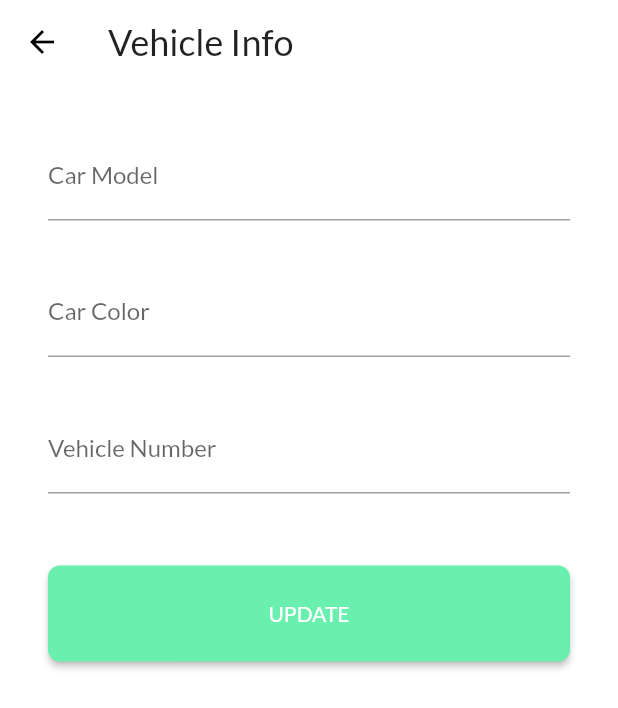
After one commit to kayzkenny/cabify_driver, a Flutter app: the VehicleInfoPage screen opened directly, on a phone screen of 412 x 824 dp. The commit adds this screen. Shown: the top 708 px of the screen. Run offline on Flutter 3.47's test engine with Material 2 defaults, Android fonts, the phone set to English and light mode, and no system bars; our stand-ins replace cloud_firestore, connectivity, firebase_auth, firebase_core, flutter_riverpod, geolocator and 2 more; accounts and stored records are empty.

Commit message:
build: vehicle info page

```diff
--- a/lib/models/user_data_model.dart
+++ b/lib/models/user_data_model.dart
@@ -1,17 +1,20 @@
+import 'package:cabify_driver/models/vehicle_model.dart';
+
 class UserData {
   final String uid;
   final String email;
   final String username;
   final String avatarURL;
   final String phoneNumber;
+  final Vehicle vehicleDetails;
 
-  UserData({
-    this.uid,
-    this.email,
-    this.username,
-    this.avatarURL,
-    this.phoneNumber,
-  });
+  UserData(
+      {this.uid,
+      this.email,
+      this.username,
+      this.avatarURL,
+      this.phoneNumber,
+      this.vehicleDetails});
 
   /// Convert userData to map such as a firestore document
   Map<String, dynamic> toMap() {
@@ -35,6 +38,9 @@ class UserData {
     final String username = data['username'];
     final String avatarURL = data['avatarURL'];
     final String phoneNumber = data['phoneNumber'];
+    final String vehicleColor = data['vehicleDetails']['color'];
+    final String vehicleModel = data['vehicleDetails']['model'];
+    final String vehicleNumber = data['vehicleDetails']['number'];
 
     return UserData(
       email: email,
@@ -42,6 +48,11 @@ class UserData {
       username: username ?? null,
       avatarURL: avatarURL ?? null,
       phoneNumber: phoneNumber ?? null,
+      vehicleDetails: Vehicle(
+        color: vehicleColor ?? null,
+        model: vehicleModel ?? null,
+        number: vehicleNumber ?? null,
+      ),
     );
   }
 }
--- /dev/null
+++ b/lib/models/vehicle_model.dart
@@ -0,0 +1,28 @@
+import 'package:flutter/foundation.dart';
+
+class Vehicle {
+  Vehicle({
+    @required this.model,
+    @required this.number,
+    @required this.color,
+  });
+  final String model;
+  final String number;
+  final String color;
+
+  /// Convert userData to map such as a firestore document
+  Map<String, Map<String, String>> toMap() {
+    // return {
+    //   'vehicleColor': model,
+    //   'vehicleModel': number,
+    //   'vehicleNumber': color,
+    // };
+    return {
+      'vehicleDetails': {
+        'model': model,
+        'number': number,
+        'color': color,
+      }
+    };
+  }
+}
--- /dev/null
+++ b/lib/pages/vehicle_info_page.dart
@@ -0,0 +1,126 @@
+import 'package:cabify_driver/models/vehicle_model.dart';
+import 'package:flutter/material.dart';
+import 'package:flutter_riverpod/flutter_riverpod.dart';
+import 'package:cabify_driver/models/user_data_model.dart';
+import 'package:cabify_driver/providers/database_provider.dart';
+
+class VehicleInfoPage extends StatefulWidget {
+  VehicleInfoPage({Key key}) : super(key: key);
+
+  @override
+  _VehicleInfoPageState createState() => _VehicleInfoPageState();
+}
+
+class _VehicleInfoPageState extends State<VehicleInfoPage> {
+  bool loading = false;
+  final _formKey = GlobalKey<FormState>();
+  final _scaffoldKey = new GlobalKey<ScaffoldState>();
+  final _vehicleModelController = TextEditingController();
+  final _vehicleColorController = TextEditingController();
+  final _vehicleNumberController = TextEditingController();
+
+  Future<void> updateUserData(Vehicle vehicle) async {
+    setState(() => loading = true);
+    await context.read(databaseProvider).setUserVehicle(vehicle: vehicle);
+    setState(() => loading = false);
+  }
+
+  void dispose() {
+    _vehicleModelController.dispose();
+    _vehicleColorController.dispose();
+    _vehicleNumberController.dispose();
+    super.dispose();
+  }
+
+  @override
+  Widget build(BuildContext context) {
+    return Scaffold(
+      key: _scaffoldKey,
+      appBar: AppBar(
+        title: Text(
+          'Vehicle Info',
+          style: Theme.of(context).textTheme.headline5,
+        ),
+        backgroundColor: Colors.white,
+        elevation: 0.0,
+      ),
+      backgroundColor: Colors.white,
+      body: SafeArea(
+        child: SingleChildScrollView(
+          padding: const EdgeInsets.all(32.0),
+          child: Form(
+            key: _formKey,
+            child: Column(
+              crossAxisAlignment: CrossAxisAlignment.stretch,
+              children: [
+                TextFormField(
+                  decoration: InputDecoration(
+                    labelText: 'Car Model',
+                    hintText: 'Car Model',
+                  ),
+                  keyboardType: TextInputType.text,
+                  validator: (value) => value.isEmpty
+                      ? 'Enter a car model name at least 3 characters long'
+                      : null,
+                  controller: _vehicleModelController,
+                ),
+                SizedBox(height: 32.0),
+                TextFormField(
+                  decoration: InputDecoration(
+                    labelText: 'Car Color',
+                    hintText: 'Car Color',
+                  ),
+                  keyboardType: TextInputType.text,
+                  validator: (value) => value.isEmpty
+                      ? 'Enter a color at least 3 characters long'
+                      : null,
+                  controller: _vehicleColorController,
+                ),
+                SizedBox(height: 32.0),
+                TextFormField(
+                  decoration: InputDecoration(
+                    labelText: 'Vehicle Number',
+                    hintText: 'Vehicle Number',
+                  ),
+                  keyboardType: TextInputType.text,
+                  validator: (value) => value.isEmpty
+                      ? 'Enter a vehicle number at least 3 characters long'
+                      : null,
+                  controller: _vehicleNumberController,
+                ),
+                SizedBox(height: 48.0),
+                SizedBox(
+                  height: 64.0,
+                  child: RaisedButton(
+                    shape: RoundedRectangleBorder(
+                      borderRadius: BorderRadius.circular(8.0),
+                    ),
+                    onPressed: () async {
+                      if (_formKey.currentState.validate()) {}
+                      final vehicle = Vehicle(
+                        color: _vehicleColorController.text.trim(),
+                        model: _vehicleModelController.text.trim(),
+                        number: _vehicleNumberController.text.trim(),
+                      );
+                      await updateUserData(vehicle);
+                      Navigator.pushReplacementNamed(context, '/');
+                    },
+                    child: loading
+                        ? CircularProgressIndicator()
+                        : Text(
+                            "UPDATE",
+                            style: TextStyle(color: Colors.white),
+                          ),
+                    elevation: 2.0,
+                    color: Colors.greenAccent,
+                    textColor: Colors.white,
+                  ),
+                ),
+              ],
+            ),
+          ),
+        ),
+      ),
+    );
+  }
+}
--- a/lib/services/firestore_database_service.dart
+++ b/lib/services/firestore_database_service.dart
@@ -1,4 +1,6 @@
+import 'package:flutter_riverpod/all.dart';
 import 'package:meta/meta.dart';
+import 'package:cabify_driver/models/vehicle_model.dart';
 import 'package:cabify_driver/shared/firestore_path.dart';
 import 'package:cabify_driver/models/user_data_model.dart';
 import 'package:cabify_driver/services/firestore_service.dart';
@@ -15,6 +17,9 @@ abstract class Database {
 
   /// Create user data with [UserData]
   Future<void> setUserData({@required UserData userData});
+
+  /// Set user vehicle
+  Future<void> setUserVehicle({@required Vehicle vehicle});
 }
 
 class FirestoreDatabase implements Database {
@@ -55,4 +60,12 @@ class FirestoreDatabase implements Database {
       data: userData.toMap(),
     );
   }
+
+  @override
+  Future<void> setUserVehicle({@required Vehicle vehicle}) async {
+    _service.updateData(
+      path: FirestorePath.userVehicle(uid),
+      data: vehicle.toMap(),
+    );
+  }
 }
--- a/lib/shared/firestore_path.dart
+++ b/lib/shared/firestore_path.dart
@@ -2,6 +2,7 @@ class FirestorePath {
   static String drivers() => 'drivers';
   static String rideRequests() => 'riderequests';
   static String userData(String uid) => 'drivers/$uid';
+  static String userVehicle(String uid) => 'drivers/$uid';
   static String rideRequest(String rideRequestId) =>
       'riderequests/$rideRequestId';
 }
```
Also changed, not shown: lib/main.dart (+4 -3 lines), lib/pages/authenticate/login_page.dart (+10 -5 lines), lib/pages/authenticate/signup_page.dart (+12 -1 lines), lib/pages/home/home_page.dart (+11 -1 lines).
